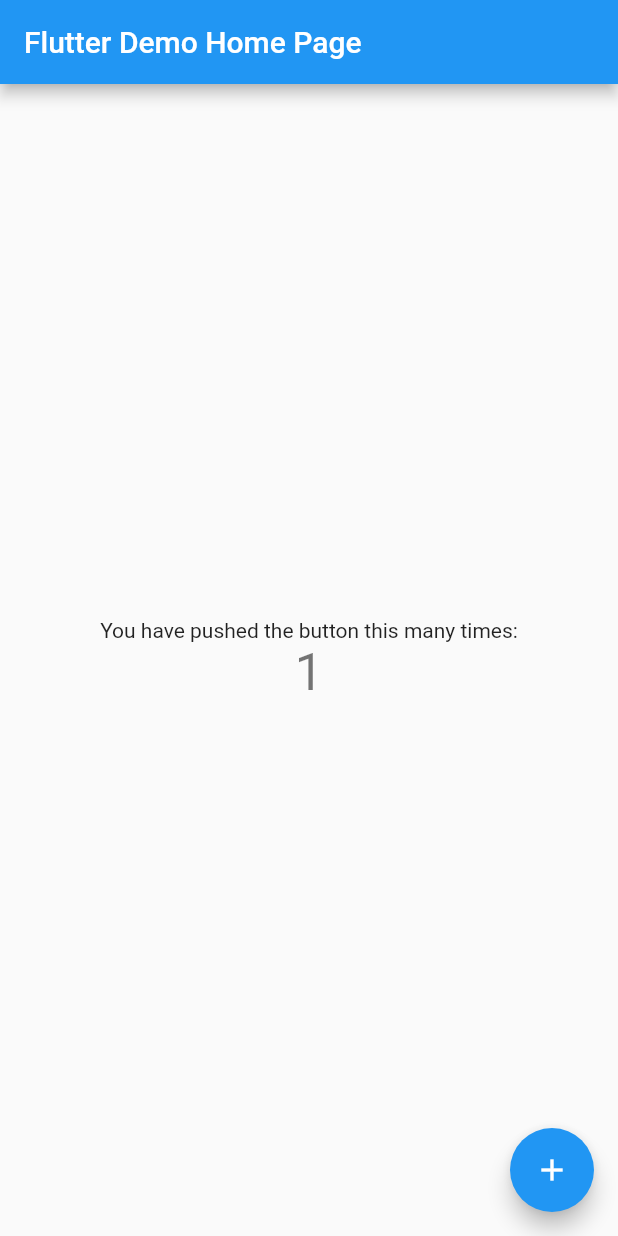
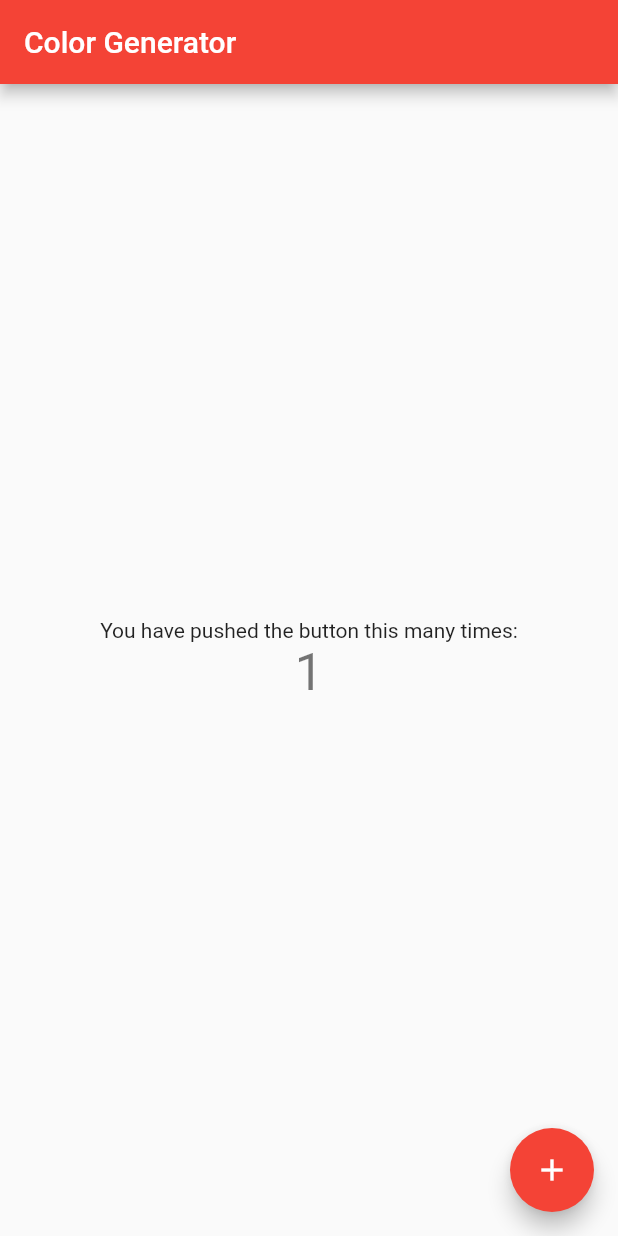
Before and after one commit to Sammy275/Random-Color-Generator, a Flutter app: the screen it shows after launch, after a tap on the "add" icon, on a phone screen of 412 x 824 dp. Run offline on Flutter 3.47's test engine with Material 2 defaults, Android fonts, the phone set to English and light mode, and no system bars.

```diff
--- a/lib/main.dart
+++ b/lib/main.dart
@@ -1,98 +1,50 @@
 import 'package:flutter/material.dart';
 
 void main() {
-  runApp(const MyApp());
+  runApp(const App());
 }
 
-class MyApp extends StatelessWidget {
-  const MyApp({super.key});
+/// The root widget that runApp function instantiates
+class App extends StatelessWidget {
+  /// Basic Constructor for the App class
+  const App({super.key});
 
-  // This widget is the root of your application.
   @override
   Widget build(BuildContext context) {
     return MaterialApp(
-      title: 'Flutter Demo',
+      title: 'Color Generator',
       theme: ThemeData(
-        // This is the theme of your application.
-        //
-        // Try running your application with "flutter run". You'll see the
-        // application has a blue toolbar. Then, without quitting the app, try
-        // changing the primarySwatch below to Colors.green and then invoke
-        // "hot reload" (press "r" in the console where you ran "flutter run",
-        // or simply save your changes to "hot reload" in a Flutter IDE).
-        // Notice that the counter didn't reset back to zero; the application
-        // is not restarted.
-        primarySwatch: Colors.blue,
+        primarySwatch: Colors.red,
       ),
-      home: const MyHomePage(title: 'Flutter Demo Home Page'),
+      home: const HomeScreen(),
     );
   }
 }
 
-class MyHomePage extends StatefulWidget {
-  const MyHomePage({super.key, required this.title});
-
-  // This widget is the home page of your application. It is stateful, meaning
-  // that it has a State object (defined below) that contains fields that affect
-  // how it looks.
-
-  // This class is the configuration for the state. It holds the values (in this
-  // case the title) provided by the parent (in this case the App widget) and
-  // used by the build method of the State. Fields in a Widget subclass are
-  // always marked "final".
-
-  final String title;
+class HomeScreen extends StatefulWidget {
+  const HomeScreen({super.key});
 
   @override
-  State<MyHomePage> createState() => _MyHomePageState();
+  State<HomeScreen> createState() => _HomeScreenState();
 }
 
-class _MyHomePageState extends State<MyHomePage> {
+class _HomeScreenState extends State<HomeScreen> {
   int _counter = 0;
 
   void _incrementCounter() {
     setState(() {
-      // This call to setState tells the Flutter framework that something has
-      // changed in this State, which causes it to rerun the build method below
-      // so that the display can reflect the updated values. If we changed
-      // _counter without calling setState(), then the build method would not be
-      // called again, and so nothing would appear to happen.
       _counter++;
     });
   }
 
   @override
   Widget build(BuildContext context) {
-    // This method is rerun every time setState is called, for instance as done
-    // by the _incrementCounter method above.
-    //
-    // The Flutter framework has been optimized to make rerunning build methods
-    // fast, so that you can just rebuild anything that needs updating rather
-    // than having to individually change instances of widgets.
     return Scaffold(
       appBar: AppBar(
-        // Here we take the value from the MyHomePage object that was created by
-        // the App.build method, and use it to set our appbar title.
-        title: Text(widget.title),
+        title: const Text('Color Generator'),
       ),
       body: Center(
-        // Center is a layout widget. It takes a single child and positions it
-        // in the middle of the parent.
         child: Column(
-          // Column is also a layout widget. It takes a list of children and
-          // arranges them vertically. By default, it sizes itself to fit its
-          // children horizontally, and tries to be as tall as its parent.
-          //
-          // Invoke "debug painting" (press "p" in the console, choose the
-          // "Toggle Debug Paint" action from the Flutter Inspector in Android
-          // Studio, or the "Toggle Debug Paint" command in Visual Studio Code)
-          // to see the wireframe for each widget.
-          //
-          // Column has various properties to control how it sizes itself and
-          // how it positions its children. Here we use mainAxisAlignment to
-          // center the children vertically; the main axis here is the vertical
-          // axis because Columns are vertical (the cross axis would be
-          // horizontal).
           mainAxisAlignment: MainAxisAlignment.center,
           children: <Widget>[
             const Text(
@@ -109,7 +61,7 @@ class _MyHomePageState extends State<MyHomePage> {
         onPressed: _incrementCounter,
         tooltip: 'Increment',
         child: const Icon(Icons.add),
-      ), // This trailing comma makes auto-formatting nicer for build methods.
+      ),
     );
   }
 }
```
